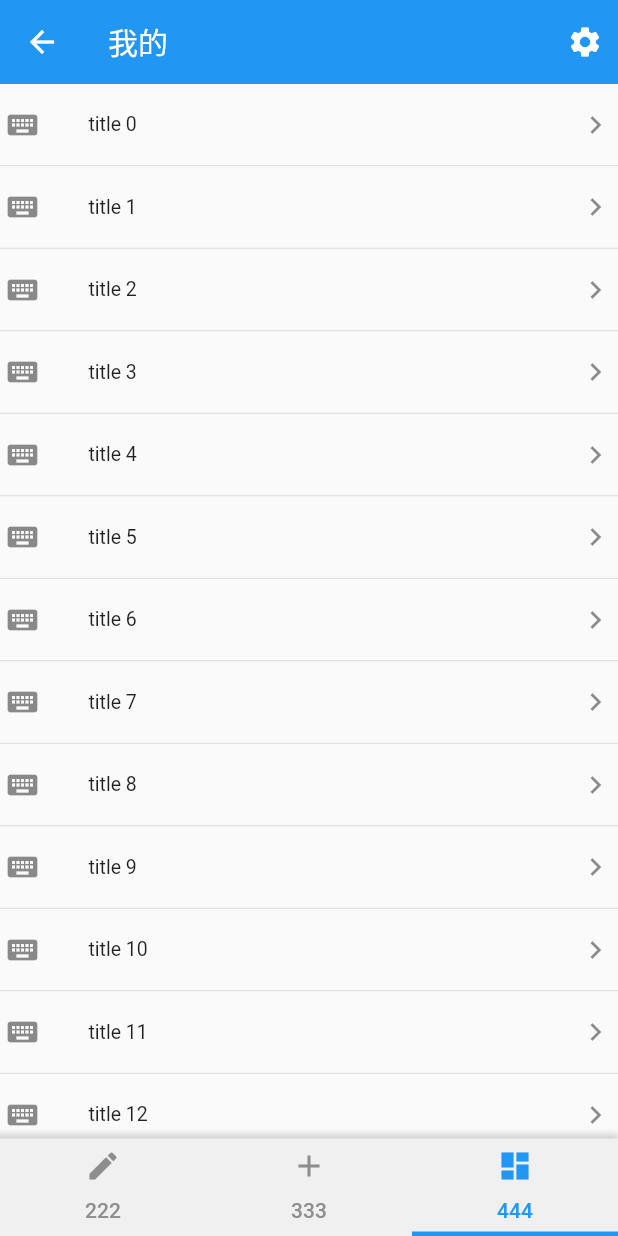
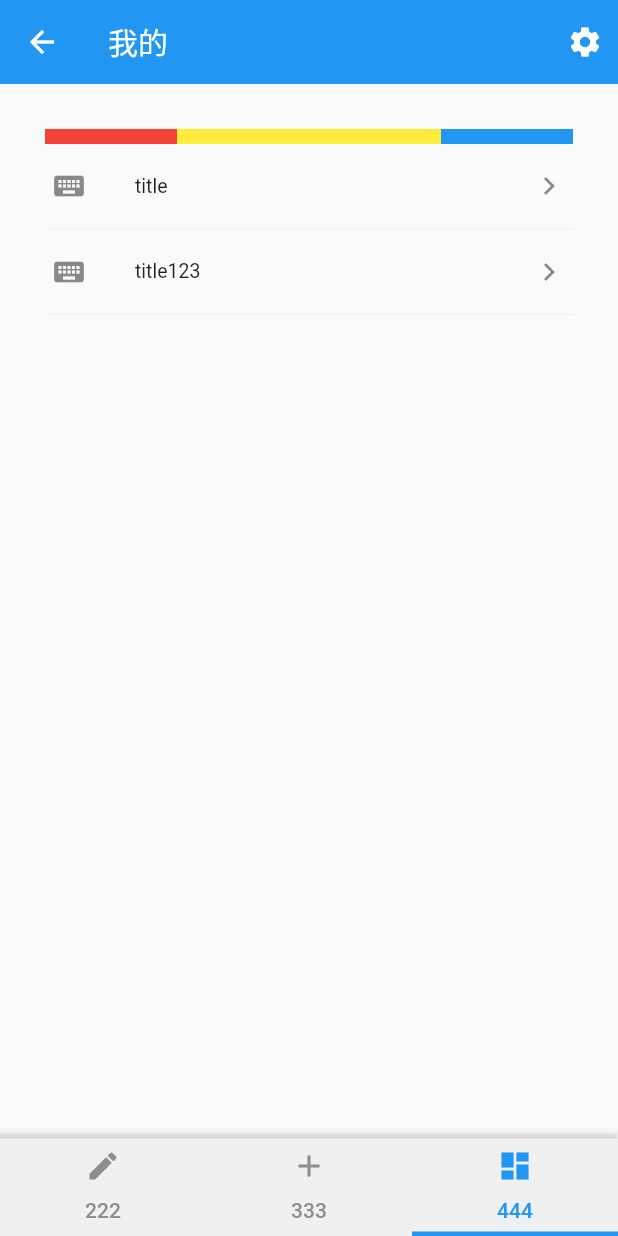
Before and after one commit to TFous/cefcfco_app, a Flutter app: the AboutPage screen opened directly, on a phone screen of 412 x 824 dp. Run offline on Flutter 3.47's test engine with Material 2 defaults, Android fonts, the phone set to English and light mode, and no system bars; our stand-ins replace dio, fluro, shared_preferences; accounts and stored records are empty; statements that could not run were skipped; project files that could hold a hidden picture were left out.

Commit message:
init pro

```diff
--- a/lib/views/about_page.dart
+++ b/lib/views/about_page.dart
@@ -73,50 +73,166 @@ class AboutPageState extends State<AboutPage>
   Widget build(BuildContext context) {
     return new Scaffold(
       appBar: new AppBar(
-          backgroundColor: Colors.blue,//设置标题栏的背景颜色
+        backgroundColor: Colors.blue,
+        //设置标题栏的背景颜色
         title: new Title(
-            child:new Text(
+          child: new Text(
             '我的',
             style: new TextStyle(
               fontSize: 20.0,
               color: Colors.white,
             ),
           ),
-            color: Colors.white,//设置标题栏文字的颜色(new title的时候color不能为null不然会报错一般可以不用new title 直接new text,不过最终的文字里面还是以里面new text的style样式文字颜色为准)
+          color: Colors
+              .white, //设置标题栏文字的颜色(new title的时候color不能为null不然会报错一般可以不用new title 直接new text,不过最终的文字里面还是以里面new text的style样式文字颜色为准)
         ),
 //          centerTitle: true,//设置标题居中
-          elevation: 0,//设置标题栏下面阴影的高度
+        elevation: 0,
+        //设置标题栏下面阴影的高度
 //        brightness:Brightness.dark,//设置明暗模式（不过写了没看出变化，后面再看）
-          primary: true,//是否设置内容避开状态栏
+        primary: true,
+        //是否设置内容避开状态栏
 //        flexibleSpace: ,//伸缩控件后面再看
 //        automaticallyImplyLeading: true,
-          actions: <Widget>[ //设置显示在右边的控件
+        actions: <Widget>[
+          //设置显示在右边的控件
           new Padding(
             child: new Icon(Icons.settings),
             padding: EdgeInsets.all(10.0),
           ),
         ],
       ),
-      body:new  ListView.separated(
-        scrollDirection: Axis.vertical,
-        itemCount: 100, // item 的个数
-        separatorBuilder: (BuildContext context, int index) => Divider(height:1.0,color: Colors.black12),  // 添加分割线
-        itemBuilder: (BuildContext context, int index) {
-          return ListTile(
-            title:  Text("title $index"), // item 标题
-            leading: Icon(Icons.keyboard), // item 前置图标
-            trailing: Icon(Icons.keyboard_arrow_right),// item 后置图标
-            isThreeLine:false,  // item 是否三行显示
-            dense:true,                // item 直观感受是整体大小
-            contentPadding: EdgeInsets.all(3.0),// item 内容内边距
-            enabled:true,
-            onTap:(){print('点击:$index');},// item onTap 点击事件
-            onLongPress:(){print('长按:$index');},// item onLongPress 长按事件
-            selected:false,     // item 是否选中状态
-          );
+      body: new Container(
+          padding: const EdgeInsets.all(30.0),
+          child: Column(
+            children: <Widget>[
+              Row(
+                children: <Widget>[
+                  Expanded(
+                    child: Container(
+                      color: Colors.red,
+                      padding: EdgeInsets.all(5.0),
+                    ),
+                    flex: 1,
+                  ),
+                  Expanded(
+                    child: Container(
+                      color: Colors.yellow,
+                      padding: EdgeInsets.all(5.0),
+                    ),
+                    flex: 2,
+                  ),
+                  Expanded(
+                    child: Container(
+                      color: Colors.blue,
+                      padding: EdgeInsets.all(5.0),
+                    ),
+                    flex: 1,
+                  ),
+                ],
+              ),
+              new Container(
+                padding: const EdgeInsets.all(1.0),
+                decoration: new BoxDecoration(
+                    border: new Border(bottom: BorderSide(
+                        width: 1.0,
+                        color: Color(0xFFf2f2f2)
+                    ))
+                ),
+                child: ListTile(
+                  title: Text("title"),
+                  // item 标题
+                  leading: Icon(Icons.keyboard),
+                  // item 前置图标
+                  trailing: Icon(Icons.keyboard_arrow_right),
+                  // item 后置图标
+                  isThreeLine: false,
+                  // item 是否三行显示
+                  dense: true,
+                  // item 直观感受是整体大小
+                  contentPadding: EdgeInsets.all(3.0),
+                  // item 内容内边距
+                  enabled: true,
+                  onTap: () {
+                    print('点击:');
                   },
+                  // item onTap 点击事件
+                  onLongPress: () {
+                    print('长按:');
+                  },
+                  // item onLongPress 长按事件
+                  selected: false, // item 是否选中状态
                 ),
-      bottomNavigationBar: new HomeBottomNavigationBar(tabData:globals.myPageTabData,activeIndex:2),
+              ),
+              new Container(
+                padding: const EdgeInsets.all(1.0),
+                decoration: new BoxDecoration(
+                    border: new Border(bottom: BorderSide(color: Color(0xFFf2f2f2)))
+                ),
+                child: ListTile(
+                  title: Text("title123"),
+                  // item 标题
+                  leading: Icon(Icons.keyboard),
+                  // item 前置图标
+                  trailing: Icon(Icons.keyboard_arrow_right),
+                  // item 后置图标
+                  isThreeLine: false,
+                  // item 是否三行显示
+                  dense: true,
+                  // item 直观感受是整体大小
+                  contentPadding: EdgeInsets.all(3.0),
+                  // item 内容内边距
+                  enabled: true,
+                  onTap: () {
+                    print('点击:');
+                  },
+                  // item onTap 点击事件
+                  onLongPress: () {
+                    print('长按12312312:');
+                  },
+                  // item onLongPress 长按事件
+                  selected: false, // item 是否选中状态
+                ),
+              ),
+//              SizedBox(
+//                height: MediaQuery.of(context).size.height,
+//                child: ListView.separated(
+//                  scrollDirection: Axis.vertical,
+//                  itemCount: 10, // item 的个数
+//                  separatorBuilder: (BuildContext context, int index) =>
+//                      Divider(height: 1.0, color: Colors.black12), // 添加分割线
+//                  itemBuilder: (BuildContext context, int index) {
+//                    return ListTile(
+//                      title: Text("title $index"),
+//                      // item 标题
+//                      leading: Icon(Icons.keyboard),
+//                      // item 前置图标
+//                      trailing: Icon(Icons.keyboard_arrow_right),
+//                      // item 后置图标
+//                      isThreeLine: false,
+//                      // item 是否三行显示
+//                      dense: true,
+//                      // item 直观感受是整体大小
+//                      contentPadding: EdgeInsets.all(3.0),
+//                      // item 内容内边距
+//                      enabled: true,
+//                      onTap: () {
+//                        print('点击:$index');
+//                      },
+//                      // item onTap 点击事件
+//                      onLongPress: () {
+//                        print('长按:$index');
+//                      },
+//                      // item onLongPress 长按事件
+//                      selected: false, // item 是否选中状态
+//                    );
+//                  },
+//                ),
+//              )
+            ],
+          )),
+      bottomNavigationBar: new HomeBottomNavigationBar(
+          tabData: globals.myPageTabData, activeIndex: 2),
     );
   }
 }
```
Lines whose indentation alone changed are shown as unchanged.
